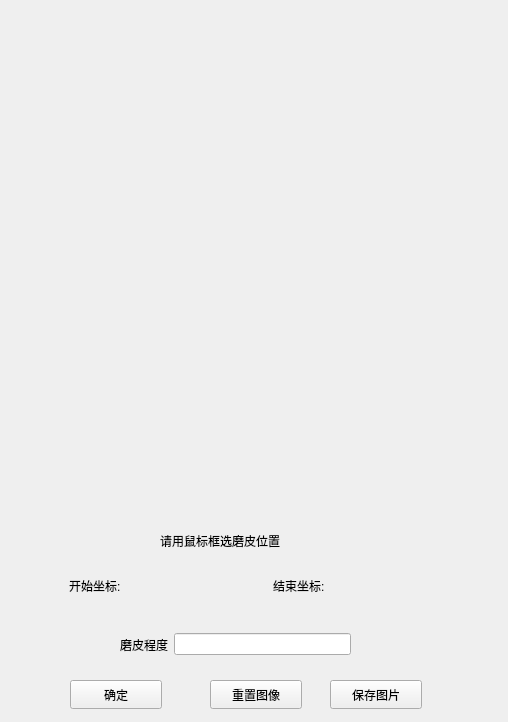
The window that ImageWithUI/mask.ui (Obj4ct/ImageWithUI) describes before a commit, drawn with Qt 5.
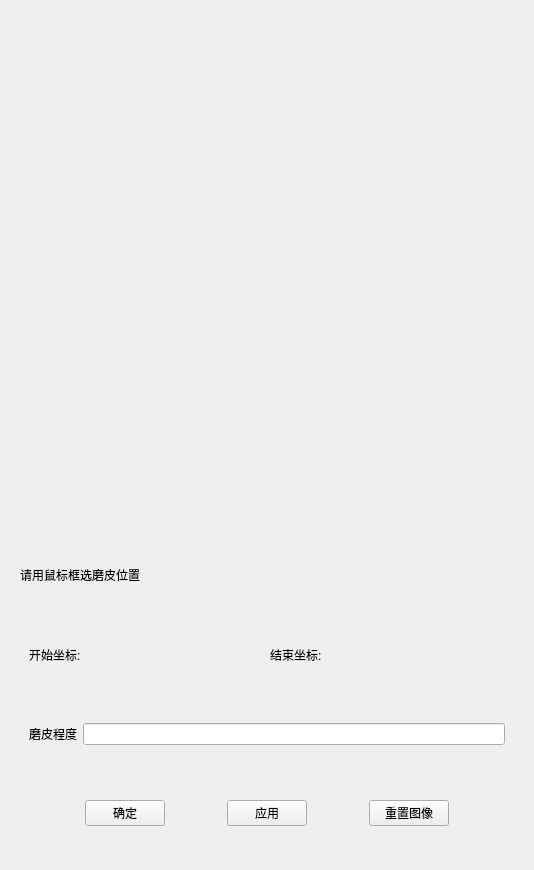
The same window after the commit.

Commit message: 脸部磨皮整合到主界面

Diff of the .ui file:
```diff
--- a/ImageWithUI/mask.ui
+++ b/ImageWithUI/mask.ui
@@ -6,35 +6,45 @@
    <rect>
     <x>0</x>
     <y>0</y>
-    <width>508</width>
-    <height>722</height>
+    <width>534</width>
+    <height>870</height>
    </rect>
   </property>
   <property name="windowTitle">
    <string>Form</string>
   </property>
+  <layout class="QVBoxLayout" name="verticalLayout_2">
+   <item>
+    <widget class="QLabel" name="imageLabel">
+     <property name="minimumSize">
+      <size>
+       <width>512</width>
+       <height>512</height>
+      </size>
+     </property>
+     <property name="maximumSize">
+      <size>
+       <width>512</width>
+       <height>512</height>
+      </size>
+     </property>
+     <property name="text">
+      <string/>
+     </property>
+    </widget>
+   </item>
+   <item>
+    <widget class="QWidget" name="widget_4" native="true">
+     <layout class="QVBoxLayout" name="verticalLayout">
+      <item>
   <widget class="QLabel" name="label_5">
-   <property name="geometry">
-    <rect>
-     <x>160</x>
-     <y>520</y>
-     <width>211</width>
-     <height>41</height>
-    </rect>
-   </property>
    <property name="text">
     <string>请用鼠标框选磨皮位置</string>
    </property>
   </widget>
+      </item>
+      <item>
   <widget class="QWidget" name="widget" native="true">
-   <property name="geometry">
-    <rect>
-     <x>69</x>
-     <y>550</y>
-     <width>401</width>
-     <height>71</height>
-    </rect>
-   </property>
    <layout class="QHBoxLayout" name="horizontalLayout_2">
     <item>
      <widget class="QLabel" name="label_2">
@@ -66,79 +76,9 @@
     </item>
    </layout>
   </widget>
-  <widget class="QPushButton" name="btn_reset">
-   <property name="geometry">
-    <rect>
-     <x>210</x>
-     <y>680</y>
-     <width>92</width>
-     <height>29</height>
-    </rect>
-   </property>
-   <property name="text">
-    <string>重置图像</string>
-   </property>
-  </widget>
-  <widget class="QLabel" name="imageLabel">
-   <property name="geometry">
-    <rect>
-     <x>-3</x>
-     <y>-3</y>
-     <width>512</width>
-     <height>512</height>
-    </rect>
-   </property>
-   <property name="minimumSize">
-    <size>
-     <width>512</width>
-     <height>512</height>
-    </size>
-   </property>
-   <property name="maximumSize">
-    <size>
-     <width>512</width>
-     <height>512</height>
-    </size>
-   </property>
-   <property name="text">
-    <string/>
-   </property>
-  </widget>
-  <widget class="QPushButton" name="btn_save">
-   <property name="geometry">
-    <rect>
-     <x>330</x>
-     <y>680</y>
-     <width>92</width>
-     <height>29</height>
-    </rect>
-   </property>
-   <property name="text">
-    <string>保存图片</string>
-   </property>
-  </widget>
-  <widget class="QPushButton" name="btn_ok">
-   <property name="geometry">
-    <rect>
-     <x>70</x>
-     <y>680</y>
-     <width>92</width>
-     <height>29</height>
-    </rect>
-   </property>
-   <property name="text">
-    <string>确定</string>
-   </property>
-  </widget>
+      </item>
+      <item>
   <widget class="QWidget" name="widget_2" native="true">
-   <property name="geometry">
-    <rect>
-     <x>120</x>
-     <y>620</y>
-     <width>231</width>
-     <height>49</height>
-    </rect>
-   </property>
    <layout class="QHBoxLayout" name="horizontalLayout_3">
     <item>
      <widget class="QLabel" name="label_6">
@@ -152,6 +92,90 @@
     </item>
    </layout>
   </widget>
+      </item>
+      <item>
+       <widget class="QWidget" name="widget_3" native="true">
+        <layout class="QHBoxLayout" name="horizontalLayout">
+         <item>
+          <spacer name="horizontalSpacer">
+           <property name="orientation">
+            <enum>Qt::Horizontal</enum>
+           </property>
+           <property name="sizeHint" stdset="0">
+            <size>
+             <width>40</width>
+             <height>20</height>
+            </size>
+           </property>
+          </spacer>
+         </item>
+         <item>
+          <widget class="QPushButton" name="btn_ok">
+           <property name="text">
+            <string>确定</string>
+           </property>
+          </widget>
+         </item>
+         <item>
+          <spacer name="horizontalSpacer_2">
+           <property name="orientation">
+            <enum>Qt::Horizontal</enum>
+           </property>
+           <property name="sizeHint" stdset="0">
+            <size>
+             <width>40</width>
+             <height>20</height>
+            </size>
+           </property>
+          </spacer>
+         </item>
+         <item>
+          <widget class="QPushButton" name="btn_apply">
+           <property name="text">
+            <string>应用</string>
+           </property>
+          </widget>
+         </item>
+         <item>
+          <spacer name="horizontalSpacer_4">
+           <property name="orientation">
+            <enum>Qt::Horizontal</enum>
+           </property>
+           <property name="sizeHint" stdset="0">
+            <size>
+             <width>40</width>
+             <height>20</height>
+            </size>
+           </property>
+          </spacer>
+         </item>
+         <item>
+          <widget class="QPushButton" name="btn_reset">
+           <property name="text">
+            <string>重置图像</string>
+           </property>
+          </widget>
+         </item>
+         <item>
+          <spacer name="horizontalSpacer_3">
+           <property name="orientation">
+            <enum>Qt::Horizontal</enum>
+           </property>
+           <property name="sizeHint" stdset="0">
+            <size>
+             <width>40</width>
+             <height>20</height>
+            </size>
+           </property>
+          </spacer>
+         </item>
+        </layout>
+       </widget>
+      </item>
+     </layout>
+    </widget>
+   </item>
+  </layout>
  </widget>
  <resources/>
  <connections/>
```
Lines whose indentation alone changed are shown as unchanged. The commit also changes 2 other files.
